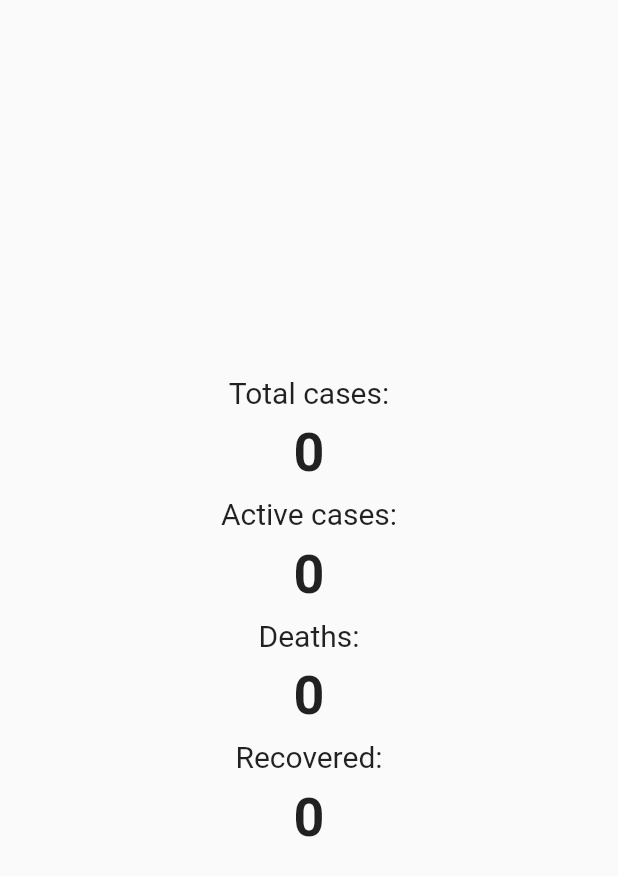
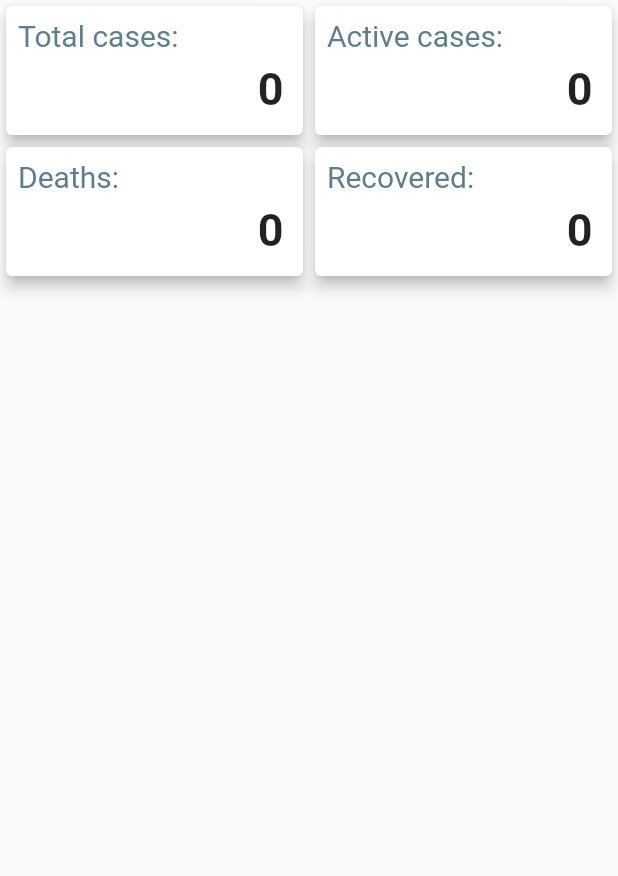
Before and after one commit to bunkovic/covidCount, a Flutter app: the GlobalStatDisplay widget shown alone on an empty page, opened directly with empty values, on a phone screen of 412 x 824 dp. Shown: the top 876 px of the screen. Run offline on Flutter 3.47's test engine with Material 2 defaults, Android fonts, the phone set to English and light mode, and no system bars; our stand-ins replace bloc, dio, flutter_bloc, get_it, pretty_dio_logger, retrofit; generated files the repository leaves out were written again; network calls fail.

Commit message:
fix imports

```diff
--- a/lib/country_list/country_list_bloc.dart
+++ b/lib/country_list/bloc/country_list_bloc.dart
@@ -1,8 +1,8 @@
 
 import 'package:bloc/bloc.dart';
 import 'package:covid_count/api/api.dart';
-import 'package:covid_count/country_list/country_list_event.dart';
-import 'package:covid_count/country_list/country_list_state.dart';
+import 'package:covid_count/country_list/bloc/country_list_event.dart';
+import 'package:covid_count/country_list/bloc/country_list_state.dart';
 import 'package:covid_count/service_locator.dart';
 
 class CountryListBloc extends Bloc<CountryListEvent, CountryListState>{
--- a/lib/country_list/country_list_screen.dart
+++ b/lib/country_list/country_list_screen.dart
@@ -1,7 +1,7 @@
 import 'package:covid_count/api/model/country/country_stat.dart';
 import 'package:covid_count/country_list/country_list_screen_list_view.dart';
-import 'package:covid_count/country_list/country_list_bloc.dart';
-import 'package:covid_count/country_list/country_list_state.dart';
+import 'package:covid_count/country_list/bloc/country_list_bloc.dart';
+import 'package:covid_count/country_list/bloc/country_list_state.dart';
 import 'package:flutter/material.dart';
 import 'package:flutter_bloc/flutter_bloc.dart';
 
--- a/lib/global/global_stat_bloc.dart
+++ b/lib/global/bloc/global_stat_bloc.dart
@@ -1,6 +1,6 @@
 import 'package:bloc/bloc.dart';
 import 'package:covid_count/api/api.dart';
-import 'package:covid_count/global/global_stat_state.dart';
+import 'package:covid_count/global/bloc/global_stat_state.dart';
 import 'package:covid_count/service_locator.dart';
 
 import 'global_stat_event.dart';
--- a/lib/global/global_stat_display.dart
+++ b/lib/global/global_stat_display.dart
@@ -1,49 +1,31 @@
 import 'package:covid_count/api/model/global_stats_entity.dart';
+import 'package:covid_count/global/stat_display_card.dart';
+import 'package:flutter/cupertino.dart';
 import 'package:flutter/material.dart';
 
 class GlobalStatDisplay extends StatelessWidget {
   final GlobalStats stats;
-
   GlobalStatDisplay(this.stats);
 
   @override
   Widget build(BuildContext context) {
-    var headerTextStyle = TextStyle(
-      fontSize: 20,
-
-    );
-
-    var caseTextStyle = TextStyle(
-      fontSize: 36,
-      fontWeight: FontWeight.bold
-    );
-    return Center(
+    return Container(
       child: Column(
-        mainAxisAlignment: MainAxisAlignment.center,
         children: <Widget>[
-          Text(
-            "Total cases:",
-            style: headerTextStyle,
+          Row(
+            crossAxisAlignment: CrossAxisAlignment.start,
+            children: <Widget>[
+              Expanded(child: StatDisplayCard("Total cases", stats.totalCases)),
+              Expanded(child: StatDisplayCard("Active cases", stats.activeCases)),
+            ],
           ),
-          Padding(
-            padding: const EdgeInsets.all(8.0),
-            child: Text("${stats.totalCases}", style: caseTextStyle),
-          ),
-          Text("Active cases:", style: headerTextStyle),
-          Padding(
-            padding: const EdgeInsets.all(8.0),
-            child: Text("${stats.activeCases}", style: caseTextStyle),
-          ),
-          Text("Deaths:", style: headerTextStyle),
-          Padding(
-            padding: const EdgeInsets.all(8.0),
-            child: Text("${stats.deaths}", style: caseTextStyle),
-          ),
-          Text("Recovered:", style: headerTextStyle),
-          Padding(
-            padding: const EdgeInsets.all(8.0),
-            child: Text("${stats.recovered}", style: caseTextStyle),
-          ),
+          Row(
+            crossAxisAlignment: CrossAxisAlignment.start,
+            children: <Widget>[
+              Expanded(child: StatDisplayCard("Deaths", stats.deaths)),
+              Expanded(child: StatDisplayCard("Recovered", stats.recovered)),
+            ],
+          )
         ],
       ),
     );
--- a/lib/global/global_stat_screen.dart
+++ b/lib/global/global_stat_screen.dart
@@ -1,7 +1,7 @@
 import 'package:covid_count/api/model/global_stats_entity.dart';
-import 'package:covid_count/global/global_stat_bloc.dart';
+import 'package:covid_count/global/bloc/global_stat_bloc.dart';
 import 'package:covid_count/global/global_stat_display.dart';
-import 'package:covid_count/global/global_stat_state.dart';
+import 'package:covid_count/global/bloc/global_stat_state.dart';
 import 'package:flutter/material.dart';
 import 'package:flutter_bloc/flutter_bloc.dart';
 
@@ -9,7 +9,7 @@ class GlobalStatScreen extends StatelessWidget {
 
   @override
   Widget build(BuildContext context) {
-    return  Center(
+    return  Container(
         child: BlocBuilder<GlobalStatBloc, GlobalStatState>(
           bloc: BlocProvider.of(context),
           builder: (BuildContext context, GlobalStatState state) {
--- /dev/null
+++ b/lib/global/stat_display_card.dart
@@ -0,0 +1,46 @@
+import 'package:flutter/material.dart';
+
+class StatDisplayCard extends StatelessWidget {
+  final String _title;
+  final num _count;
+
+  StatDisplayCard(this._title, this._count);
+
+  @override
+  Widget build(BuildContext context) {
+    return Card(
+      elevation: 4,
+      child: Padding(
+        padding: const EdgeInsets.all(8.0),
+        child: Container(
+          height: 70,
+          child: Stack(
+            children: <Widget>[
+              Positioned(
+                child: Text(
+                  "$_title:",
+                  style: TextStyle(
+                    color: Colors.blueGrey,
+                    fontSize: 20,
+                  ),
+                ),
+              ),
+              Positioned(
+                bottom: 5,
+                right: 5,
+                child: Text(
+                  "$_count",
+                  style: TextStyle(
+                    color: Colors.black87,
+                    fontSize: 30,
+                    fontWeight: FontWeight.bold
+                  ),
+                ),
+              ),
+            ],
+          ),
+        ),
+      ),
+    );
+  }
+}
```
Also changed, not shown: lib/main.dart (+4 -4 lines), lib/country_list/bloc/country_list_event.dart (renamed from lib/country_list/country_list_event.dart), lib/country_list/bloc/country_list_state.dart (renamed from lib/country_list/country_list_state.dart), lib/global/bloc/global_stat_event.dart (renamed from lib/global/global_stat_event.dart), lib/global/bloc/global_stat_state.dart (renamed from lib/global/global_stat_state.dart).
